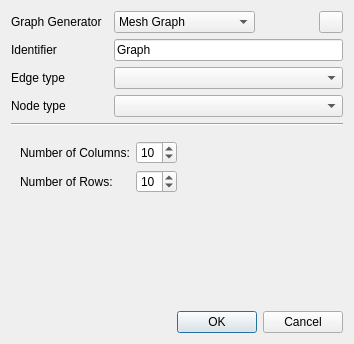
Old version of the form libgraphtheory/editorplugins/generategraph/generategraphwidget.ui in the repository KDE/rocs.
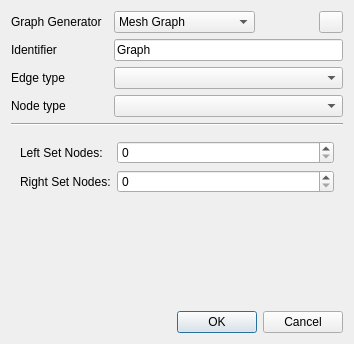
New version of the form. The open tabs and pages were chosen to show the change. Custom widgets are drawn as their Qt base class.

Commit message: Add Complete Bipartite Graph class creation to Generate Graph Widget

The edit to the form file:
```diff
--- a/libgraphtheory/editorplugins/generategraph/generategraphwidget.ui
+++ b/libgraphtheory/editorplugins/generategraph/generategraphwidget.ui
@@ -462,6 +462,34 @@
        </item>
       </layout>
      </widget>
+     <widget class="QWidget" name="page_complete_bipartite">
+      <layout class="QGridLayout" name="gridLayout_12">
+       <item row="0" column="0">
+        <layout class="QFormLayout" name="formLayoutCompleteBipartite">
+         <item row="0" column="0">
+          <widget class="QLabel" name="label_completeBipartiteNodesLeft">
+           <property name="text">
+            <string>Left Set Nodes:</string>
+           </property>
+          </widget>
+         </item>
+         <item row="0" column="1">
+          <widget class="QSpinBox" name="completeBipartiteNodesLeft"/>
+         </item>
+         <item row="1" column="0">
+          <widget class="QLabel" name="label_completeBipartiteNodesRight">
+           <property name="text">
+            <string>Right Set Nodes:</string>
+           </property>
+          </widget>
+         </item>
+         <item row="1" column="1">
+          <widget class="QSpinBox" name="completeBipartiteNodesRight"/>
+         </item>
+        </layout>
+       </item>
+      </layout>
+     </widget>
     </widget>
    </item>
    <item row="7" column="2">
```
Left out of the diff: 7 changed lines with no effect on the pictures. The commit also changes 2 other files.
